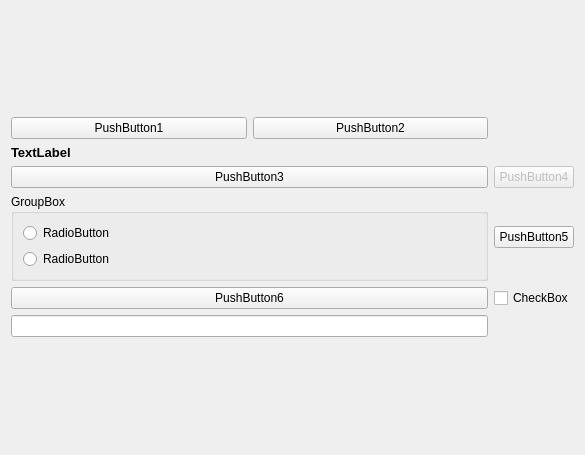
AlienationX/desktop-app-transfer, file transfer/ui/transfer.ui: the form before one commit.
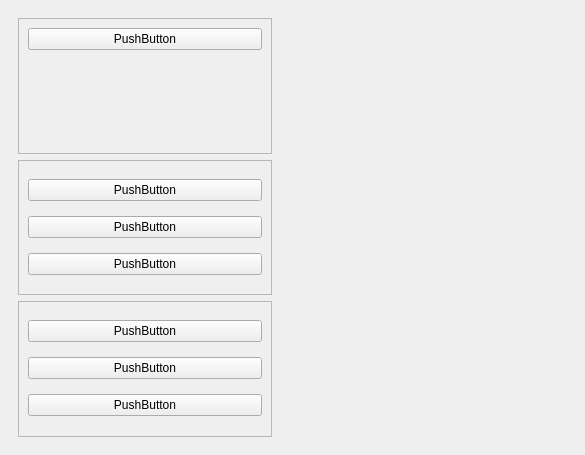
The form after the commit. Icons and pictures are not drawn.

The edit to the form file:
```diff
--- a/transfer/ui/transfer.ui
+++ b/transfer/ui/transfer.ui
@@ -17,118 +17,118 @@
    <iconset>
     <normaloff>../resources/logo.ico</normaloff>../resources/logo.ico</iconset>
   </property>
-  <layout class="QGridLayout" name="gridLayout_2">
-   <item row="0" column="0">
-    <layout class="QGridLayout" name="gridLayout">
-     <item row="3" column="1">
-      <widget class="QPushButton" name="pushButton_5">
-       <property name="text">
-        <string>PushButton5</string>
-       </property>
-      </widget>
-     </item>
-     <item row="4" column="1">
-      <widget class="QCheckBox" name="checkBox">
-       <property name="text">
-        <string>CheckBox</string>
-       </property>
-      </widget>
-     </item>
-     <item row="2" column="0">
-      <widget class="QPushButton" name="pushButton_3">
-       <property name="text">
-        <string>PushButton3</string>
-       </property>
-      </widget>
-     </item>
-     <item row="2" column="1">
-      <widget class="QPushButton" name="pushButton_4">
-       <property name="enabled">
-        <bool>false</bool>
-       </property>
-       <property name="text">
-        <string>PushButton4</string>
-       </property>
-      </widget>
-     </item>
-     <item row="0" column="0">
+  <layout class="QHBoxLayout" name="horizontalLayout">
+   <property name="leftMargin">
+    <number>0</number>
+   </property>
+   <property name="topMargin">
+    <number>0</number>
+   </property>
+   <property name="rightMargin">
+    <number>0</number>
+   </property>
+   <property name="bottomMargin">
+    <number>0</number>
+   </property>
+   <item>
+    <widget class="QWidget" name="left" native="true">
+     <layout class="QVBoxLayout" name="verticalLayout">
+      <item>
+       <widget class="QWidget" name="leftSub" native="true">
+        <layout class="QVBoxLayout" name="verticalLayout_2">
+         <item>
+          <widget class="QFrame" name="frame">
+           <property name="frameShape">
+            <enum>QFrame::StyledPanel</enum>
+           </property>
+           <property name="frameShadow">
+            <enum>QFrame::Raised</enum>
+           </property>
       <layout class="QHBoxLayout" name="horizontalLayout_2">
-       <item>
-        <widget class="QPushButton" name="pushButton_1">
+            <item alignment="Qt::AlignTop">
+             <widget class="QPushButton" name="pushButton">
          <property name="text">
-          <string>PushButton1</string>
+               <string>PushButton</string>
          </property>
         </widget>
        </item>
+           </layout>
+          </widget>
+         </item>
+         <item>
+          <widget class="QFrame" name="frame_2">
+           <property name="frameShape">
+            <enum>QFrame::StyledPanel</enum>
+           </property>
+           <property name="frameShadow">
+            <enum>QFrame::Raised</enum>
+           </property>
+           <layout class="QVBoxLayout" name="verticalLayout_3">
        <item>
         <widget class="QPushButton" name="pushButton_2">
          <property name="text">
-          <string>PushButton2</string>
+               <string>PushButton</string>
+              </property>
+             </widget>
+            </item>
+            <item>
+             <widget class="QPushButton" name="pushButton_3">
+              <property name="text">
+               <string>PushButton</string>
+              </property>
+             </widget>
+            </item>
+            <item>
+             <widget class="QPushButton" name="pushButton_4">
+              <property name="text">
+               <string>PushButton</string>
          </property>
         </widget>
        </item>
       </layout>
-     </item>
-     <item row="4" column="0">
+          </widget>
+         </item>
+         <item>
+          <widget class="QFrame" name="frame_3">
+           <property name="frameShape">
+            <enum>QFrame::StyledPanel</enum>
+           </property>
+           <property name="frameShadow">
+            <enum>QFrame::Raised</enum>
+           </property>
+           <layout class="QVBoxLayout" name="verticalLayout_4">
+            <item>
+             <widget class="QPushButton" name="pushButton_5">
+              <property name="text">
+               <string>PushButton</string>
+              </property>
+             </widget>
+            </item>
+            <item>
       <widget class="QPushButton" name="pushButton_6">
        <property name="text">
-        <string>PushButton6</string>
+               <string>PushButton</string>
        </property>
       </widget>
      </item>
-     <item row="1" column="0">
-      <widget class="QLabel" name="label">
-       <property name="maximumSize">
-        <size>
-         <width>16777215</width>
-         <height>60</height>
-        </size>
-       </property>
-       <property name="font">
-        <font>
-         <pointsize>10</pointsize>
-         <bold>true</bold>
-        </font>
-       </property>
-       <property name="text">
-        <string>TextLabel</string>
-       </property>
-       <property name="alignment">
-        <set>Qt::AlignLeading|Qt::AlignLeft|Qt::AlignTop</set>
-       </property>
-      </widget>
-     </item>
-     <item row="5" column="0">
-      <widget class="QLineEdit" name="lineEdit"/>
-     </item>
-     <item row="3" column="0">
-      <widget class="QGroupBox" name="groupBox">
-       <property name="title">
-        <string>GroupBox</string>
-       </property>
-       <layout class="QVBoxLayout" name="verticalLayout_2">
         <item>
-         <layout class="QVBoxLayout" name="verticalLayout">
-          <item>
-           <widget class="QRadioButton" name="radioButton">
+             <widget class="QPushButton" name="pushButton_7">
             <property name="text">
-             <string>RadioButton</string>
+               <string>PushButton</string>
             </property>
            </widget>
           </item>
-          <item>
-           <widget class="QRadioButton" name="radioButton_2">
-            <property name="text">
-             <string>RadioButton</string>
-            </property>
+           </layout>
            </widget>
           </item>
          </layout>
+       </widget>
         </item>
        </layout>
       </widget>
      </item>
-    </layout>
+   <item>
+    <widget class="QWidget" name="main" native="true"/>
    </item>
   </layout>
  </widget>
```
Lines whose indentation alone changed are shown as unchanged.
